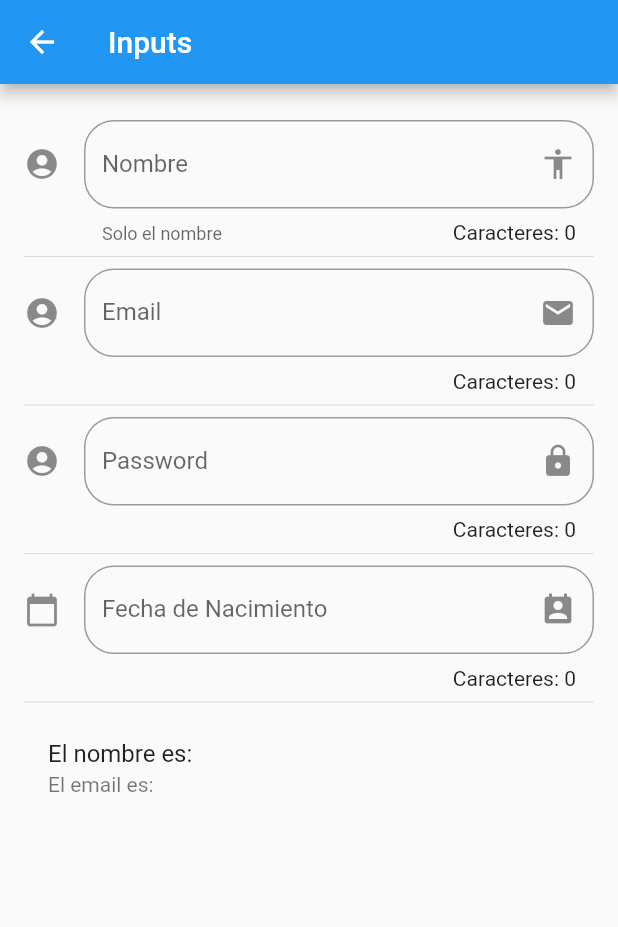
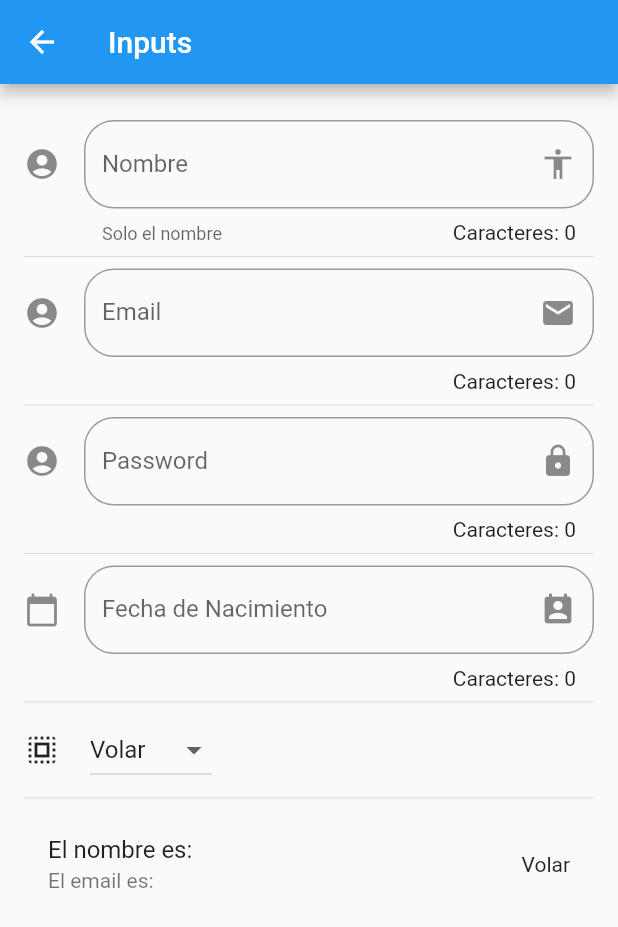
Before and after one commit to jvelez22/FlutterCourse, a Flutter app: the InputPage screen opened by its route, on a phone screen of 412 x 824 dp. Shown: the top 927 px of the screen. Run offline on Flutter 3.47's test engine with Material 2 defaults, Android fonts, the phone set to English and light mode, and no system bars.

Commit message:
Dropdown created

```diff
--- a/widgets_app/lib/src/pages/input_page.dart
+++ b/widgets_app/lib/src/pages/input_page.dart
@@ -12,6 +12,8 @@ class _InputPageState extends State<InputPage> {
   String _email = '';
   String _password = '';
   String _date = '';
+  String _optionSelected = 'Volar';
+  List<String> _powers = ['Volar', 'Rayos X', 'Fuerza'];
   TextEditingController _inputFieldDateController = new TextEditingController();
 
   @override
@@ -30,6 +32,8 @@ class _InputPageState extends State<InputPage> {
           _crearPassword(),
           Divider(),
           _crearFecha(context),
+          Divider(),
+          _crearDropDown(),
           Divider(),
           _crearPersona()
         ],
@@ -57,6 +61,7 @@ class _InputPageState extends State<InputPage> {
     return ListTile(
       title: Text('El nombre es: $_name'),
       subtitle: Text('El email es: $_email'),
+      trailing: Text(_optionSelected),
     );
   }
 
@@ -126,4 +131,34 @@ class _InputPageState extends State<InputPage> {
       });
     }
   }
+
+  Widget _crearDropDown() {
+    return Row(
+      children: <Widget>[
+        Icon(Icons.select_all),
+        SizedBox(width: 20.0),
+        DropdownButton(
+            value: _optionSelected,
+            items: getOptions(),
+            onChanged: (opt) {
+              setState(() {
+                _optionSelected = opt;
+              });
+            })
+      ],
+    );
+  }
+
+  List<DropdownMenuItem<String>> getOptions() {
+    List<DropdownMenuItem<String>> list = new List();
+
+    _powers.forEach((power) {
+      list.add(DropdownMenuItem(
+        child: Text(power),
+        value: power,
+      ));
+    });
+
+    return list;
+  }
 }
```
